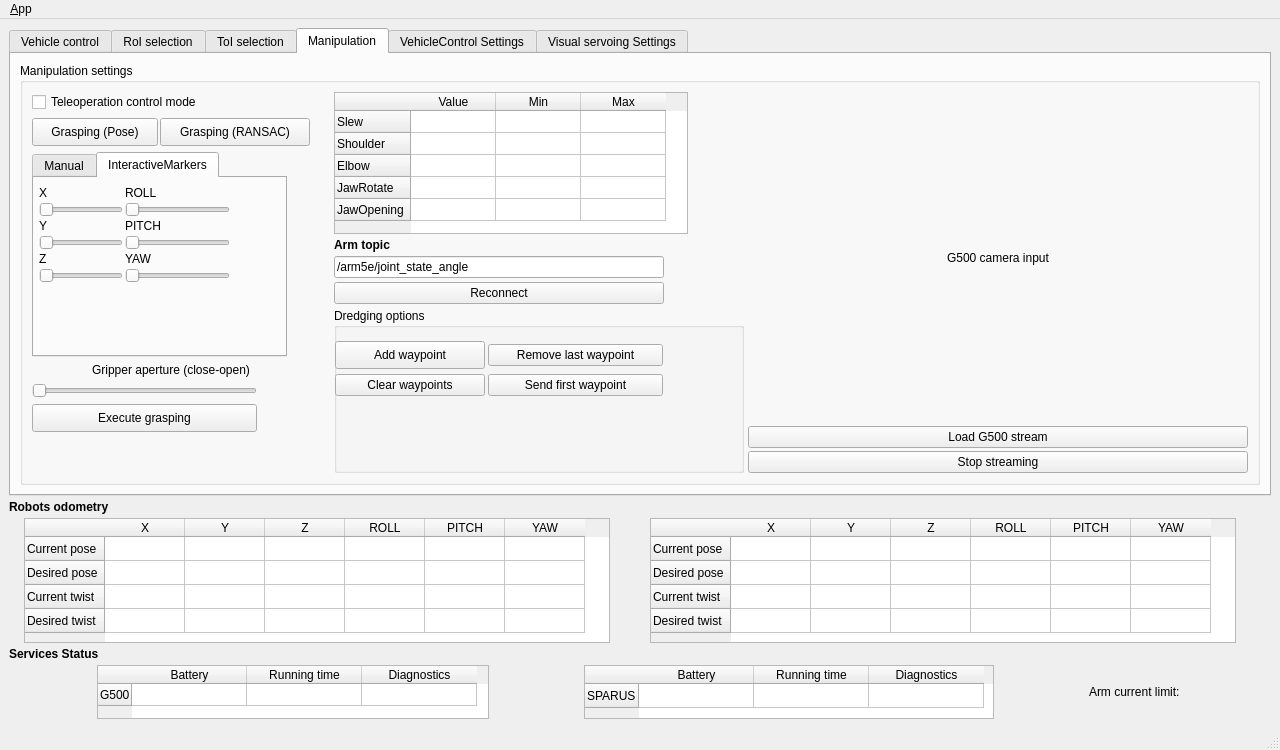
Old version of the form ui/main_window.ui in the repository jcgarsan/merbots_gui.
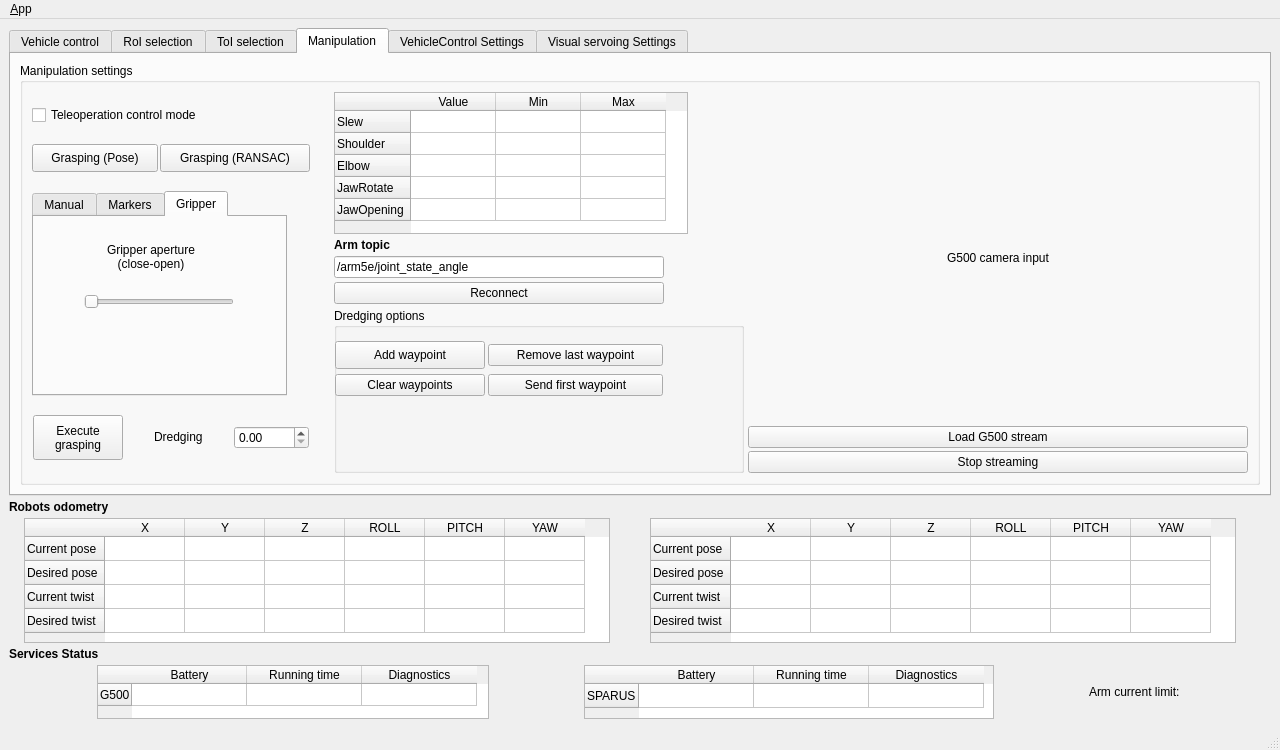
New version of the form. The open tabs and pages were chosen to show the change. Icons and pictures are not drawn.

Commit message: Dreding SpinBox added

The edit to the form file:
```diff
--- a/ui/main_window.ui
+++ b/ui/main_window.ui
@@ -1276,7 +1276,7 @@
                     </size>
                    </property>
                    <property name="currentIndex">
-                    <number>1</number>
+                    <number>2</number>
                    </property>
                    <widget class="QWidget" name="arm_manual">
                     <attribute name="title">
@@ -1354,7 +1354,7 @@
                    </widget>
                    <widget class="QWidget" name="arm_interactive">
                     <attribute name="title">
-                     <string>InteractiveMarkers</string>
+                     <string>Markers</string>
                     </attribute>
                     <widget class="QWidget" name="formLayoutWidget_4">
                      <property name="geometry">
@@ -1459,20 +1459,36 @@
                      </layout>
                     </widget>
                    </widget>
-                  </widget>
-                 </item>
-                 <item>
+                   <widget class="QWidget" name="tab_2">
+                    <attribute name="title">
+                     <string>Gripper</string>
+                    </attribute>
                   <widget class="QLabel" name="label_18">
+                     <property name="geometry">
+                      <rect>
+                       <x>40</x>
+                       <y>20</y>
+                       <width>154</width>
+                       <height>39</height>
+                      </rect>
+                     </property>
                    <property name="text">
-                    <string>Gripper aperture (close-open)</string>
+                      <string>Gripper aperture
+(close-open)</string>
                    </property>
                    <property name="alignment">
                     <set>Qt::AlignCenter</set>
                    </property>
                   </widget>
-                 </item>
-                 <item>
                   <widget class="QSlider" name="gripperOpeningSlider">
+                     <property name="geometry">
+                      <rect>
+                       <x>50</x>
+                       <y>70</y>
+                       <width>150</width>
+                       <height>29</height>
+                      </rect>
+                     </property>
                    <property name="sizePolicy">
                     <sizepolicy hsizetype="Fixed" vsizetype="Fixed">
                      <horstretch>0</horstretch>
@@ -1481,13 +1497,13 @@
                    </property>
                    <property name="minimumSize">
                     <size>
-                     <width>225</width>
+                       <width>150</width>
                      <height>0</height>
                     </size>
                    </property>
                    <property name="maximumSize">
                     <size>
-                     <width>225</width>
+                       <width>150</width>
                      <height>16777215</height>
                     </size>
                    </property>
@@ -1495,7 +1511,26 @@
                     <enum>Qt::Horizontal</enum>
                    </property>
                   </widget>
+                   </widget>
+                  </widget>
                  </item>
+                 <item>
+                  <layout class="QHBoxLayout" name="horizontalLayout_10">
+                   <property name="spacing">
+                    <number>4</number>
+                   </property>
+                   <property name="leftMargin">
+                    <number>0</number>
+                   </property>
+                   <property name="topMargin">
+                    <number>0</number>
+                   </property>
+                   <property name="rightMargin">
+                    <number>0</number>
+                   </property>
+                   <property name="bottomMargin">
+                    <number>0</number>
+                   </property>
                  <item>
                   <widget class="QPushButton" name="executeGraspingButton">
                    <property name="sizePolicy">
@@ -1506,33 +1541,89 @@
                    </property>
                    <property name="minimumSize">
                     <size>
-                     <width>225</width>
-                     <height>28</height>
+                       <width>90</width>
+                       <height>45</height>
                     </size>
                    </property>
                    <property name="maximumSize">
                     <size>
-                     <width>225</width>
-                     <height>28</height>
+                       <width>90</width>
+                       <height>45</height>
                     </size>
                    </property>
                    <property name="text">
-                    <string>Execute grasping</string>
+                      <string>Execute
+grasping</string>
                    </property>
                   </widget>
                  </item>
                  <item>
-                  <spacer name="verticalSpacer_300">
+                    <spacer name="horizontalSpacer_5">
                    <property name="orientation">
-                    <enum>Qt::Vertical</enum>
+                      <enum>Qt::Horizontal</enum>
+                     </property>
+                     <property name="sizeType">
+                      <enum>QSizePolicy::Fixed</enum>
                    </property>
                    <property name="sizeHint" stdset="0">
                     <size>
-                     <width>20</width>
-                     <height>40</height>
+                       <width>26</width>
+                       <height>20</height>
                     </size>
                    </property>
                   </spacer>
+                   </item>
+                   <item>
+                    <widget class="QLabel" name="label_45">
+                     <property name="sizePolicy">
+                      <sizepolicy hsizetype="Fixed" vsizetype="Fixed">
+                       <horstretch>0</horstretch>
+                       <verstretch>0</verstretch>
+                      </sizepolicy>
+                     </property>
+                     <property name="minimumSize">
+                      <size>
+                       <width>75</width>
+                       <height>0</height>
+                      </size>
+                     </property>
+                     <property name="maximumSize">
+                      <size>
+                       <width>75</width>
+                       <height>16777215</height>
+                      </size>
+                     </property>
+                     <property name="text">
+                      <string>Dredging</string>
+                     </property>
+                    </widget>
+                   </item>
+                   <item>
+                    <widget class="QDoubleSpinBox" name="dredgingSpinBox">
+                     <property name="sizePolicy">
+                      <sizepolicy hsizetype="Fixed" vsizetype="Fixed">
+                       <horstretch>0</horstretch>
+                       <verstretch>0</verstretch>
+                      </sizepolicy>
+                     </property>
+                     <property name="minimumSize">
+                      <size>
+                       <width>75</width>
+                       <height>0</height>
+                      </size>
+                     </property>
+                     <property name="maximumSize">
+                      <size>
+                       <width>75</width>
+                       <height>16777215</height>
+                      </size>
+                     </property>
+                     <property name="singleStep">
+                      <double>0.100000000000000</double>
+                     </property>
+                    </widget>
+                   </item>
+                  </layout>
                  </item>
                 </layout>
                </item>
```
Left out of the diff: 8 changed lines with no effect on the pictures. Lines whose indentation alone changed are shown as unchanged. The commit also changes 2 other files.
